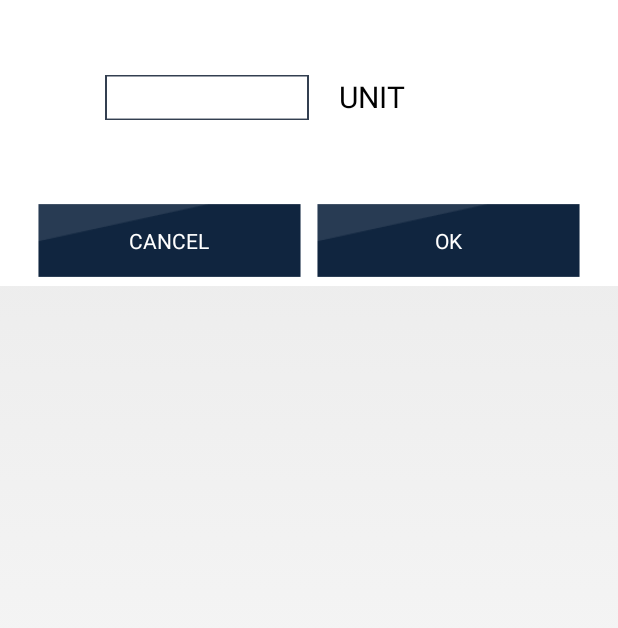
After one commit to mirjalal/android-application-certobalance, an Android app: the layout dialog_edit_float.xml on its own in the app's theme, with its tools: preview values and no code run, on a phone screen of 412 x 824 dp. The commit adds this screen. Shown: the top 628 px of the screen. Run offline under Robolectric (Android 15) with nearby library versions, the phone set to English and light mode, and no system bars.

Commit message:
debugging - consequent encapsulating of applicationManager.java

```diff
--- a/certoscale/src/main/java/com/certoclav/certoscale/constants/AppConstants.java
+++ b/certoscale/src/main/java/com/certoclav/certoscale/constants/AppConstants.java
@@ -9,7 +9,7 @@ package com.certoclav.certoscale.constants;
  */
 public class AppConstants {
 
-	public static final Boolean IS_IO_SIMULATED = false;
+	public static final Boolean IS_IO_SIMULATED = true;
 	public static final Boolean APPLICATION_DEBUGGING_MODE = false;
 
 	public static final String DOWNLOAD_LINK = "http://lvps46-163-113-210.dedicated.hosteurope.de:80/files/public-docs/certoscale/lilliput/update.zip";
@@ -48,4 +48,5 @@ public class AppConstants {
 
 	public static final String PREFERENCE_KEY_ONLINE_MODE = "preference_key_online_mode";
 	public static final String INTENT_EXTRA_USER_ID = "user_id";
+	public static final Float WEIGHT_MAX = Float.valueOf(120);
 }
--- /dev/null
+++ b/certoscale/src/main/java/com/certoclav/certoscale/listener/WeightListener.java
@@ -0,0 +1,6 @@
+package com.certoclav.certoscale.listener;
+
+
+public interface WeightListener {
+ void onWeightChanged(Float weight, String unit);
+}
--- a/certoscale/src/main/java/com/certoclav/certoscale/listener/WeightMeasuredListener.java
+++ /dev/null
@@ -1,6 +0,0 @@
-package com.certoclav.certoscale.listener;
-
-
-public interface WeightMeasuredListener {
- void onWeightMeasuredChanged(Float value);
-}
--- /dev/null
+++ b/certoscale/src/main/res/layout/dialog_edit_float.xml
@@ -0,0 +1,85 @@
+<RelativeLayout xmlns:android="http://schemas.android.com/apk/res/android"
+    xmlns:tools="http://schemas.android.com/tools"
+    android:id="@+id/dialog_edit_number_container"
+    android:layout_width="wrap_content"
+    android:layout_height="wrap_content"
+    android:background="@android:color/white">
+
+<LinearLayout
+	    android:layout_height="wrap_content"
+    	android:layout_width="match_parent"
+    	android:layout_marginLeft="20dp"
+    	android:layout_marginRight="20dp"
+    	android:orientation="vertical"
+	            >
+
+
+
+
+	    	<LinearLayout
+	  	        android:layout_width="match_parent"
+	        android:layout_height="wrap_content"
+	        android:orientation="horizontal"
+				android:layout_margin="50dp"
+	        android:layout_marginBottom="20dp">
+
+
+
+	    	    <EditText
+	    	android:id="@+id/dialog_edit_number_edittext"
+	        android:layout_width="match_parent"
+	        android:layout_height="30dp"
+	        android:background="@drawable/textfield"
+	        android:layout_weight="1"
+	        android:numeric="decimal"
+	        android:imeOptions="actionDone"
+	    	        />
+
+	    	<TextView
+				android:id="@+id/dialog_edit_number_text_unit"
+	    	    android:layout_width="match_parent"
+	    	    android:layout_height="30dp"
+	    	    android:layout_marginLeft="20dp"
+	    	    android:layout_weight="1"
+	    	    android:singleLine="true"
+	    	    android:text="UNIT"
+	    	    android:textColor="@android:color/black"
+	    	    android:textSize="20dp"
+	    	    tools:ignore="HardcodedText" />
+
+	    	</LinearLayout>
+	<LinearLayout
+		android:layout_width="match_parent"
+		android:layout_height="wrap_content"
+		android:orientation="horizontal"
+		android:layout_below="@+id/dialog_container_text"
+		>
+		<Button
+			android:id="@+id/dialog_edit_number_button_cancel"
+			android:layout_width="match_parent"
+			android:layout_height="50dp"
+			android:layout_weight="1"
+			android:text="CANCEL"
+			android:layout_margin="5dp"
+			android:textColor="@android:color/white"
+			android:background="@drawable/btn_blue_dark"
+			/>
+
+
+		<Button
+			android:id="@+id/dialog_edit_number_button_ok"
+			android:layout_width="match_parent"
+			android:layout_height="50dp"
+			android:layout_weight="1"
+			android:text="OK"
+			android:layout_margin="5dp"
+			android:textColor="@android:color/white"
+			android:background="@drawable/btn_blue_dark"
+
+			/>
+
+
+	</LinearLayout>
+	        </LinearLayout>
+
+</RelativeLayout>
--- a/certoscale/src/main/res/layout/menu_application_fragment_settings_partcounting.xml
+++ b/certoscale/src/main/res/layout/menu_application_fragment_settings_partcounting.xml
@@ -28,10 +28,10 @@
 
 
     <Button
+        android:id="@+id/settings_partcounting_button_awp"
         android:text="Set average piece weight"
         android:layout_width="wrap_content"
         android:layout_height="match_parent"
-        android:id="@+id/button2"
         android:background="@drawable/btn_white_shadow_clickable"
         android:layout_weight="1" />
 
@@ -44,10 +44,11 @@
         android:layout_weight="1" />
 
     <Button
+
         android:text="Set number of samples"
         android:layout_width="wrap_content"
         android:layout_height="match_parent"
-        android:id="@+id/button3"
+        android:id="@+id/settings_partcounting_button_sample_size"
         android:background="@drawable/btn_white_shadow_clickable"
         android:layout_weight="1" />
 </LinearLayout>
```
Also changed, not shown: certoscale/src/main/java/com/certoclav/certoscale/menu/ApplicationActivity.java (+5 -5 lines), certoscale/src/main/java/com/certoclav/certoscale/menu/ApplicationFragmentSettingsPartCounting.java (+96 -13 lines), certoscale/src/main/java/com/certoclav/certoscale/menu/ApplicationFragmentTable.java (+19 -24 lines), certoscale/src/main/java/com/certoclav/certoscale/menu/ApplicationFragmentWeight.java (+14 -10 lines), certoscale/src/main/java/com/certoclav/certoscale/model/Scale.java (+16 -99 lines), certoscale/src/main/java/com/certoclav/certoscale/supervisor/ApplicationManager.java (+98 -46 lines), certoscale/src/main/res/layout/dialog_edit_number.xml (added, +85 -0 lines), certoscale/src/main/res/layout/dialog_edit_text.xml (added, +49 -0 lines).
